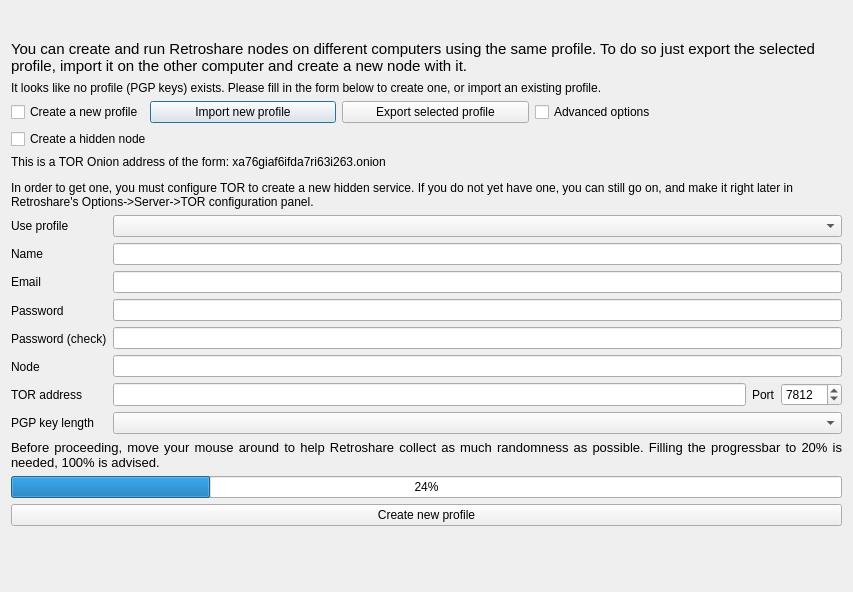
First picture: the form in retroshare-gui/src/gui/GenCertDialog.ui, repository RetroShare/RetroShare, before the edit.
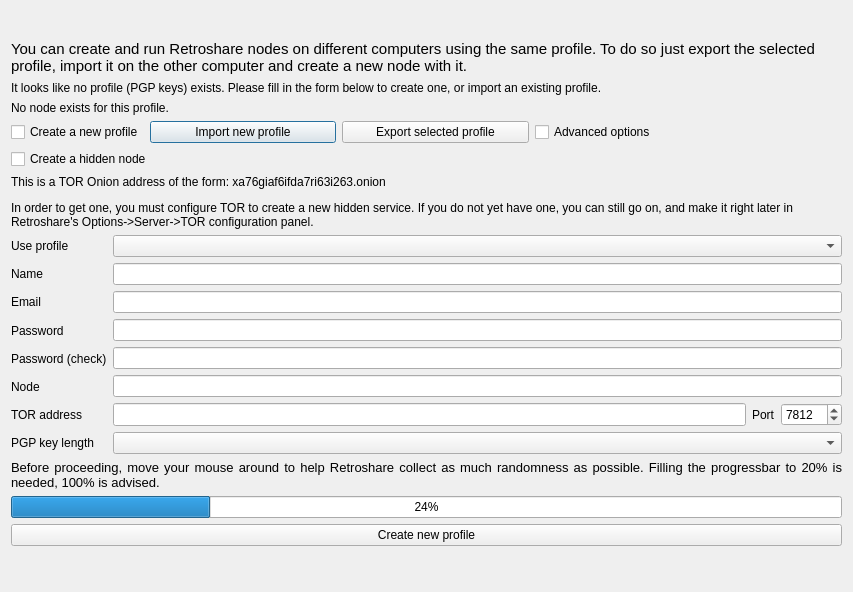
Second picture: the form after the edit. Icons and pictures are not drawn. Custom widgets are drawn as their Qt base class.

Commit message: show info about node creation after import of pgp key (patch from Henry)

```diff
--- a/retroshare-gui/src/gui/GenCertDialog.ui
+++ b/retroshare-gui/src/gui/GenCertDialog.ui
@@ -79,6 +79,16 @@
      </property>
     </widget>
    </item>
+   <item>
+    <widget class="QLabel" name="no_node_label">
+     <property name="text">
+      <string>No node exists for this profile.</string>
+     </property>
+     <property name="wordWrap">
+      <bool>true</bool>
+     </property>
+    </widget>
+   </item>
    <item>
     <layout class="QHBoxLayout" name="horizontalLayout_4">
      <item>
```
The commit also changes 1 other file.
